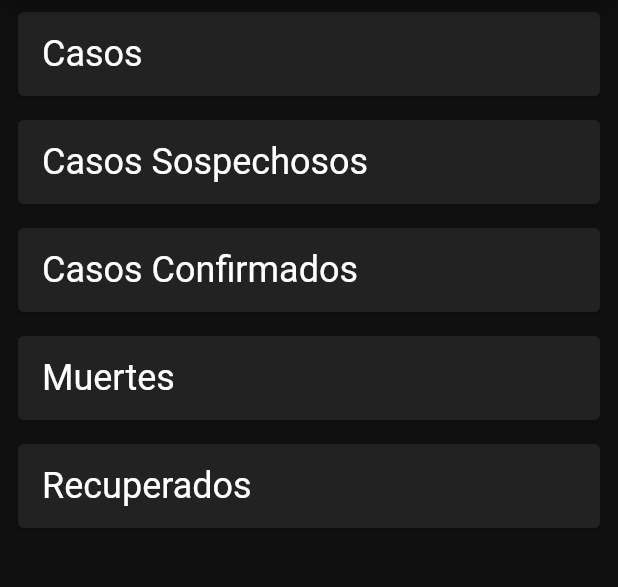
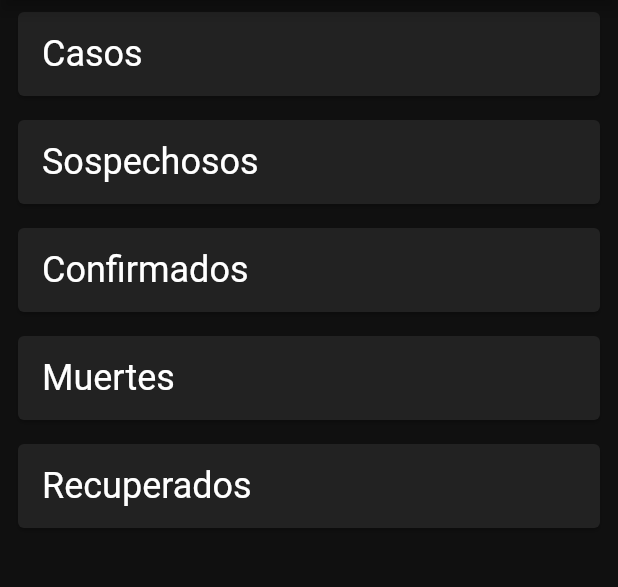
Before and after one commit to CodingLikeaMonster/covid19_app, a Flutter app: the screen it shows after launch, on a phone screen of 412 x 824 dp, the part 84-671 px from its top. Run offline on Flutter 3.47's test engine with Material 2 defaults, Android fonts, the phone set to English and light mode, and no system bars; network calls fail.

```diff
--- a/lib/ui/endpoint_card.dart
+++ b/lib/ui/endpoint_card.dart
@@ -8,8 +8,8 @@ class EndpointCard extends StatelessWidget {
 
   static Map<Endpoint, String> _cardTitles = {
     Endpoint.cases: 'Casos',
-    Endpoint.casesSuspected: 'Casos Sospechosos',
-    Endpoint.casesConfirmed: 'Casos Confirmados',
+    Endpoint.casesSuspected: 'Sospechosos',
+    Endpoint.casesConfirmed: 'Confirmados',
     Endpoint.deaths: 'Muertes',
     Endpoint.recovered: 'Recuperados'
   };
--- a/pubspec.yaml
+++ b/pubspec.yaml
@@ -41,7 +41,8 @@ flutter:
   # the material Icons class.
   uses-material-design: true
   # To add assets to your application, add an assets section, like this:
-  # assets:
+  assets:
+    - assets/
   #   - images/a_dot_burr.jpeg
   #   - images/a_dot_ham.jpeg
   # An image asset can refer to one or more resolution-specific "variants", see
```
Also changed, not shown: assets/2.0x/count.png (added), assets/2.0x/death.png (added), assets/2.0x/fever.png (added), assets/2.0x/patient.png (added), assets/2.0x/suspect.png (added), assets/3.0x/count.png (added), assets/3.0x/death.png (added), assets/3.0x/fever.png (added), assets/3.0x/patient.png (added), assets/3.0x/suspect.png (added), assets/count.png (added), assets/death.png (added), assets/fever.png (added), assets/patient.png (added), 1 more files.
